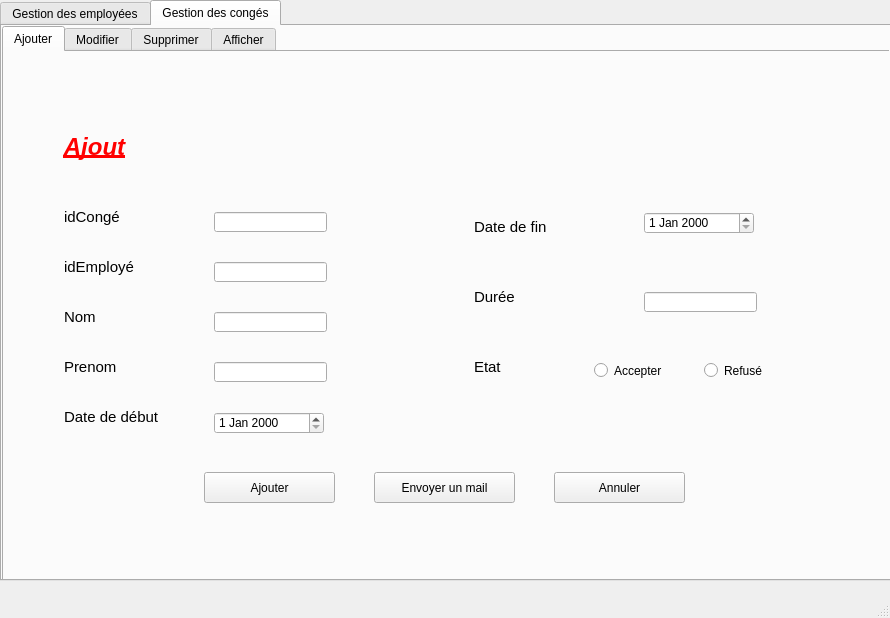
Old version of the form Gestion Employe/mainwindow.ui in the repository AymenMzoughi/SmartHomeDeliveryCompany.
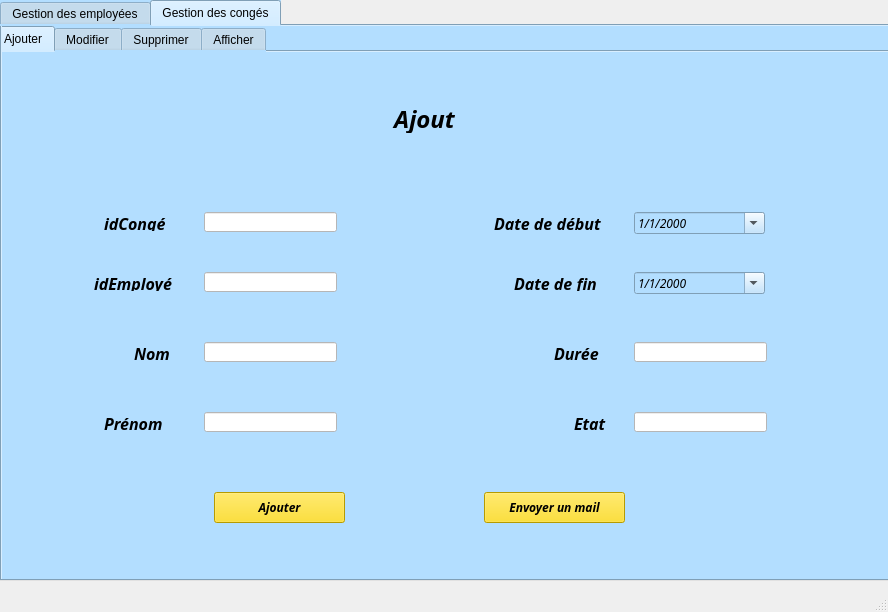
New version of the form. The open tabs and pages were chosen to show the change.

Diff of the .ui file:
```diff
--- a/Gestion Employe/mainwindow.ui
+++ b/Gestion Employe/mainwindow.ui
@@ -6,8 +6,8 @@
    <rect>
     <x>0</x>
     <y>0</y>
-    <width>890</width>
-    <height>618</height>
+    <width>888</width>
+    <height>612</height>
    </rect>
   </property>
   <property name="windowTitle">
@@ -23,6 +23,9 @@
       <height>581</height>
      </rect>
     </property>
+    <property name="styleSheet">
+     <string notr="true">background-color:  rgb(179, 222, 255);</string>
+    </property>
     <property name="currentIndex">
      <number>0</number>
     </property>
@@ -775,12 +778,15 @@
      <widget class="QTabWidget" name="tabWidget_3">
       <property name="geometry">
        <rect>
-        <x>0</x>
+        <x>-10</x>
         <y>0</y>
-        <width>901</width>
+        <width>911</width>
         <height>561</height>
        </rect>
       </property>
+      <property name="styleSheet">
+       <string notr="true">background-color:   rgb(179, 222, 255);</string>
+      </property>
       <property name="currentIndex">
        <number>0</number>
       </property>
@@ -791,8 +797,8 @@
        <widget class="QLabel" name="label_35">
         <property name="geometry">
          <rect>
-          <x>20</x>
-          <y>80</y>
+          <x>360</x>
+          <y>50</y>
           <width>141</width>
           <height>31</height>
          </rect>
@@ -809,8 +815,16 @@
           <height>16777215</height>
          </size>
         </property>
+        <property name="font">
+         <font>
+          <family>Lucida Bright</family>
+          <weight>75</weight>
+          <italic>true</italic>
+          <bold>true</bold>
+         </font>
+        </property>
         <property name="text">
-         <string>&lt;html&gt;&lt;head/&gt;&lt;body&gt;&lt;p align=&quot;center&quot;&gt;&lt;span style=&quot; font-size:18pt; font-weight:600; font-style:italic; text-decoration: underline; color:#ff0000;&quot;&gt;Ajout&lt;/span&gt;&lt;/p&gt;&lt;/body&gt;&lt;/html&gt;</string>
+         <string>&lt;html&gt;&lt;head/&gt;&lt;body&gt;&lt;p align=&quot;center&quot;&gt;&lt;span style=&quot; font-size:18pt; color:#000000;&quot;&gt;Ajout&lt;/span&gt;&lt;/p&gt;&lt;/body&gt;&lt;/html&gt;</string>
         </property>
         <property name="wordWrap">
          <bool>false</bool>
@@ -822,240 +836,329 @@
        <widget class="QLabel" name="label_36">
         <property name="geometry">
          <rect>
-          <x>60</x>
-          <y>150</y>
-          <width>111</width>
-          <height>31</height>
+          <x>110</x>
+          <y>160</y>
+          <width>66</width>
+          <height>19</height>
          </rect>
         </property>
+        <property name="font">
+         <font>
+          <family>Lucida Bright</family>
+          <italic>true</italic>
+         </font>
+        </property>
         <property name="text">
-         <string>&lt;html&gt;&lt;head/&gt;&lt;body&gt;&lt;p&gt;&lt;span style=&quot; font-size:11pt;&quot;&gt;idCongé&lt;/span&gt;&lt;/p&gt;&lt;/body&gt;&lt;/html&gt;</string>
+         <string>&lt;html&gt;&lt;head/&gt;&lt;body&gt;&lt;p&gt;&lt;span style=&quot; font-size:12pt; font-weight:600; color:#000000;&quot;&gt;idCongé&lt;/span&gt;&lt;/p&gt;&lt;/body&gt;&lt;/html&gt;</string>
         </property>
        </widget>
        <widget class="QLabel" name="label_37">
         <property name="geometry">
          <rect>
-          <x>60</x>
-          <y>250</y>
-          <width>111</width>
-          <height>31</height>
+          <x>140</x>
+          <y>290</y>
+          <width>37</width>
+          <height>19</height>
          </rect>
         </property>
+        <property name="font">
+         <font>
+          <family>Lucida Bright</family>
+          <italic>true</italic>
+         </font>
+        </property>
         <property name="text">
-         <string>&lt;html&gt;&lt;head/&gt;&lt;body&gt;&lt;p&gt;&lt;span style=&quot; font-size:11pt;&quot;&gt;Nom&lt;/span&gt;&lt;/p&gt;&lt;/body&gt;&lt;/html&gt;</string>
+         <string>&lt;html&gt;&lt;head/&gt;&lt;body&gt;&lt;p&gt;&lt;span style=&quot; font-size:12pt; font-weight:600; color:#000000;&quot;&gt;Nom&lt;/span&gt;&lt;/p&gt;&lt;/body&gt;&lt;/html&gt;</string>
         </property>
        </widget>
        <widget class="QLabel" name="label_38">
         <property name="geometry">
          <rect>
-          <x>60</x>
-          <y>300</y>
-          <width>111</width>
-          <height>31</height>
+          <x>110</x>
+          <y>360</y>
+          <width>63</width>
+          <height>20</height>
          </rect>
         </property>
+        <property name="font">
+         <font>
+          <family>Lucida Bright</family>
+          <italic>true</italic>
+         </font>
+        </property>
         <property name="text">
-         <string>&lt;html&gt;&lt;head/&gt;&lt;body&gt;&lt;p&gt;&lt;span style=&quot; font-size:11pt;&quot;&gt;Prenom&lt;/span&gt;&lt;/p&gt;&lt;/body&gt;&lt;/html&gt;</string>
+         <string>&lt;html&gt;&lt;head/&gt;&lt;body&gt;&lt;p&gt;&lt;span style=&quot; font-size:12pt; font-weight:600; color:#000000;&quot;&gt;Prénom&lt;/span&gt;&lt;/p&gt;&lt;/body&gt;&lt;/html&gt;</string>
         </property>
        </widget>
        <widget class="QLabel" name="label_43">
         <property name="geometry">
          <rect>
-          <x>60</x>
-          <y>350</y>
-          <width>131</width>
-          <height>31</height>
+          <x>500</x>
+          <y>160</y>
+          <width>111</width>
+          <height>20</height>
          </rect>
         </property>
+        <property name="font">
+         <font>
+          <family>Lucida Bright</family>
+          <italic>true</italic>
+         </font>
+        </property>
         <property name="text">
-         <string>&lt;html&gt;&lt;head/&gt;&lt;body&gt;&lt;p&gt;&lt;span style=&quot; font-size:11pt;&quot;&gt;Date de début&lt;/span&gt;&lt;/p&gt;&lt;/body&gt;&lt;/html&gt;</string>
+         <string>&lt;html&gt;&lt;head/&gt;&lt;body&gt;&lt;p&gt;&lt;span style=&quot; font-size:12pt; font-weight:600; color:#000000;&quot;&gt;Date de début&lt;/span&gt;&lt;/p&gt;&lt;/body&gt;&lt;/html&gt;</string>
         </property>
        </widget>
        <widget class="QLabel" name="label_44">
         <property name="geometry">
          <rect>
-          <x>470</x>
-          <y>230</y>
-          <width>151</width>
-          <height>31</height>
+          <x>560</x>
+          <y>290</y>
+          <width>49</width>
+          <height>19</height>
          </rect>
         </property>
+        <property name="font">
+         <font>
+          <family>Lucida Bright</family>
+          <italic>true</italic>
+         </font>
+        </property>
         <property name="text">
-         <string>&lt;html&gt;&lt;head/&gt;&lt;body&gt;&lt;p&gt;&lt;span style=&quot; font-size:11pt;&quot;&gt;Durée&lt;/span&gt;&lt;/p&gt;&lt;/body&gt;&lt;/html&gt;</string>
+         <string>&lt;html&gt;&lt;head/&gt;&lt;body&gt;&lt;p&gt;&lt;span style=&quot; font-size:12pt; font-weight:600; color:#000000;&quot;&gt;Durée&lt;/span&gt;&lt;/p&gt;&lt;/body&gt;&lt;/html&gt;</string>
         </property>
        </widget>
        <widget class="QDateEdit" name="dateEdit_5">
         <property name="geometry">
          <rect>
-          <x>210</x>
-          <y>360</y>
-          <width>110</width>
+          <x>640</x>
+          <y>160</y>
+          <width>131</width>
           <height>22</height>
          </rect>
         </property>
+        <property name="font">
+         <font>
+          <family>Lucida Bright</family>
+          <italic>true</italic>
+         </font>
+        </property>
+        <property name="styleSheet">
+         <string notr="true"/>
+        </property>
+        <property name="displayFormat">
+         <string>d/M/yyyy</string>
+        </property>
+        <property name="calendarPopup">
+         <bool>true</bool>
+        </property>
        </widget>
        <widget class="QLabel" name="label_45">
         <property name="geometry">
          <rect>
-          <x>470</x>
-          <y>160</y>
-          <width>151</width>
-          <height>31</height>
+          <x>520</x>
+          <y>220</y>
+          <width>90</width>
+          <height>19</height>
          </rect>
         </property>
+        <property name="font">
+         <font>
+          <family>Lucida Bright</family>
+          <italic>true</italic>
+         </font>
+        </property>
         <property name="text">
-         <string>&lt;html&gt;&lt;head/&gt;&lt;body&gt;&lt;p&gt;&lt;span style=&quot; font-size:11pt;&quot;&gt;Date de fin&lt;/span&gt;&lt;/p&gt;&lt;/body&gt;&lt;/html&gt;</string>
+         <string>&lt;html&gt;&lt;head/&gt;&lt;body&gt;&lt;p&gt;&lt;span style=&quot; font-size:12pt; font-weight:600; color:#000000;&quot;&gt;Date de fin&lt;/span&gt;&lt;/p&gt;&lt;/body&gt;&lt;/html&gt;</string>
         </property>
        </widget>
        <widget class="QLabel" name="label_46">
         <property name="geometry">
          <rect>
-          <x>470</x>
-          <y>300</y>
-          <width>151</width>
-          <height>31</height>
+          <x>580</x>
+          <y>360</y>
+          <width>34</width>
+          <height>19</height>
          </rect>
         </property>
+        <property name="font">
+         <font>
+          <family>Lucida Bright</family>
+          <italic>true</italic>
+         </font>
+        </property>
         <property name="text">
-         <string>&lt;html&gt;&lt;head/&gt;&lt;body&gt;&lt;p&gt;&lt;span style=&quot; font-size:11pt;&quot;&gt;Etat&lt;/span&gt;&lt;/p&gt;&lt;/body&gt;&lt;/html&gt;</string>
+         <string>&lt;html&gt;&lt;head/&gt;&lt;body&gt;&lt;p&gt;&lt;span style=&quot; font-size:12pt; font-weight:600; color:#000000;&quot;&gt;Etat&lt;/span&gt;&lt;/p&gt;&lt;/body&gt;&lt;/html&gt;</string>
         </property>
        </widget>
        <widget class="QPushButton" name="pushButton_16">
         <property name="geometry">
          <rect>
-          <x>200</x>
-          <y>420</y>
+          <x>220</x>
+          <y>440</y>
           <width>131</width>
           <height>31</height>
          </rect>
         </property>
+        <property name="font">
+         <font>
+          <family>Lucida Bright</family>
+          <weight>75</weight>
+          <italic>true</italic>
+          <bold>true</bold>
+         </font>
+        </property>
+        <property name="styleSheet">
+         <string notr="true">background-color: rgb(255, 217, 0);</string>
+        </property>
         <property name="text">
          <string>Ajouter</string>
         </property>
        </widget>
-       <widget class="QPushButton" name="pushButton_17">
+       <widget class="QLineEdit" name="le_idc">
         <property name="geometry">
          <rect>
-          <x>550</x>
-          <y>420</y>
+          <x>210</x>
+          <y>160</y>
+          <width>133</width>
+          <height>20</height>
+         </rect>
+        </property>
+        <property name="styleSheet">
+         <string notr="true">background-color: rgb(255, 255, 255);</string>
+        </property>
+       </widget>
+       <widget class="QLineEdit" name="le_nomc">
+        <property name="geometry">
+         <rect>
+          <x>210</x>
+          <y>290</y>
+          <width>133</width>
+          <height>20</height>
+         </rect>
+        </property>
+        <property name="styleSheet">
+         <string notr="true">background-color: rgb(255, 255, 255);</string>
+        </property>
+       </widget>
+       <widget class="QLineEdit" name="le_prenomc">
+        <property name="geometry">
+         <rect>
+          <x>210</x>
+          <y>360</y>
+          <width>133</width>
+          <height>20</height>
+         </rect>
+        </property>
+        <property name="styleSheet">
+         <string notr="true">background-color: rgb(255, 255, 255);</string>
+        </property>
+       </widget>
+       <widget class="QLineEdit" name="dur">
+        <property name="geometry">
+         <rect>
+          <x>640</x>
+          <y>290</y>
+          <width>133</width>
+          <height>20</height>
+         </rect>
+        </property>
+        <property name="styleSheet">
+         <string notr="true">background-color: rgb(255, 255, 255);</string>
+        </property>
+       </widget>
+       <widget class="QDateEdit" name="fin">
+        <property name="geometry">
+         <rect>
+          <x>640</x>
+          <y>220</y>
           <width>131</width>
-          <height>31</height>
-         </rect>
-        </property>
-        <property name="text">
-         <string>Annuler</string>
-        </property>
-       </widget>
-       <widget class="QLineEdit" name="lineEdit_13">
-        <property name="geometry">
-         <rect>
-          <x>210</x>
-          <y>160</y>
-          <width>113</width>
-          <height>20</height>
-         </rect>
-        </property>
-       </widget>
-       <widget class="QLineEdit" name="lineEdit_16">
-        <property name="geometry">
-         <rect>
-          <x>210</x>
-          <y>260</y>
-          <width>113</width>
-          <height>20</height>
-         </rect>
-        </property>
-       </widget>
-       <widget class="QLineEdit" name="lineEdit_17">
-        <property name="geometry">
-         <rect>
-          <x>210</x>
-          <y>310</y>
-          <width>113</width>
-          <height>20</height>
-         </rect>
-        </property>
-       </widget>
-       <widget class="QLineEdit" name="lineEdit_19">
-        <property name="geometry">
-         <rect>
-          <x>640</x>
-          <y>240</y>
-          <width>113</width>
-          <height>20</height>
-         </rect>
-        </property>
-       </widget>
-       <widget class="QDateEdit" name="dateEdit_7">
-        <property name="geometry">
-         <rect>
-          <x>640</x>
-          <y>160</y>
-          <width>110</width>
           <height>22</height>
          </rect>
         </property>
+        <property name="font">
+         <font>
+          <family>Lucida Bright</family>
+          <italic>true</italic>
+         </font>
+        </property>
+        <property name="styleSheet">
+         <string notr="true"/>
+        </property>
+        <property name="displayFormat">
+         <string>d/M/yyyy</string>
+        </property>
+        <property name="calendarPopup">
+         <bool>true</bool>
+        </property>
        </widget>
        <widget class="QLineEdit" name="lineEdit_18">
         <property name="geometry">
          <rect>
           <x>210</x>
-          <y>210</y>
-          <width>113</width>
+          <y>220</y>
+          <width>133</width>
           <height>20</height>
          </rect>
         </property>
+        <property name="styleSheet">
+         <string notr="true">background-color: rgb(255, 255, 255);</string>
+        </property>
        </widget>
        <widget class="QLabel" name="label_60">
         <property name="geometry">
          <rect>
-          <x>60</x>
-          <y>200</y>
-          <width>111</width>
-          <height>31</height>
+          <x>100</x>
+          <y>220</y>
+          <width>84</width>
+          <height>19</height>
          </rect>
         </property>
+        <property name="font">
+         <font>
+          <family>Lucida Bright</family>
+          <italic>true</italic>
+         </font>
+        </property>
         <property name="text">
-         <string>&lt;html&gt;&lt;head/&gt;&lt;body&gt;&lt;p&gt;&lt;span style=&quot; font-size:11pt;&quot;&gt;idEmployé&lt;/span&gt;&lt;/p&gt;&lt;/body&gt;&lt;/html&gt;</string>
+         <string>&lt;html&gt;&lt;head/&gt;&lt;body&gt;&lt;p&gt;&lt;span style=&quot; font-size:12pt; font-weight:600; color:#000000;&quot;&gt;idEmployé&lt;/span&gt;&lt;/p&gt;&lt;/body&gt;&lt;/html&gt;</string>
         </property>
        </widget>
        <widget class="QPushButton" name="pushButton_27">
         <property name="geometry">
          <rect>
-          <x>370</x>
-          <y>420</y>
+          <x>490</x>
+          <y>440</y>
           <width>141</width>
           <height>31</height>
          </rect>
         </property>
+        <property name="font">
+         <font>
+          <family>Lucida Bright</family>
+          <weight>75</weight>
+          <italic>true</italic>
+          <bold>true</bold>
+         </font>
+        </property>
+        <property name="styleSheet">
+         <string notr="true">background-color: rgb(255, 217, 0);</string>
+        </property>
         <property name="text">
          <string>Envoyer un mail</string>
         </property>
        </widget>
-       <widget class="QRadioButton" name="radioButton">
+       <widget class="QLineEdit" name="etat">
         <property name="geometry">
          <rect>
-          <x>590</x>
-          <y>310</y>
-          <width>82</width>
-          <height>17</height>
+          <x>640</x>
+          <y>360</y>
+          <width>133</width>
+          <height>20</height>
          </rect>
         </property>
-        <property name="text">
-         <string>Accepter</string>
-        </property>
-       </widget>
-       <widget class="QRadioButton" name="radioButton_2">
-        <property name="geometry">
-         <rect>
-          <x>700</x>
-          <y>310</y>
-          <width>82</width>
-          <height>17</height>
-         </rect>
-        </property>
-        <property name="text">
-         <string>Refusé</string>
+        <property name="styleSheet">
+         <string notr="true">background-color: rgb(255, 255, 255);</string>
         </property>
        </widget>
       </widget>
```
Left out of the diff: 1616 changed lines with no effect on the pictures.
